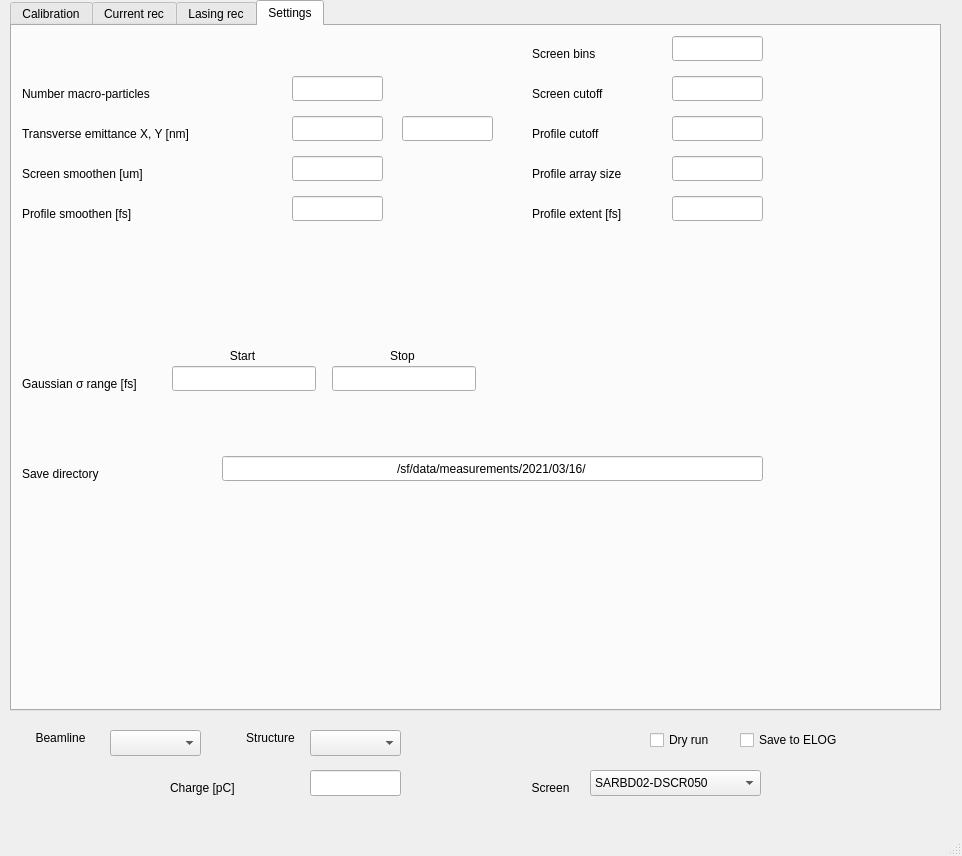
The window that gui.ui (pdijksta/PassiveWFMeasurement) describes before a commit, drawn with Qt 5.
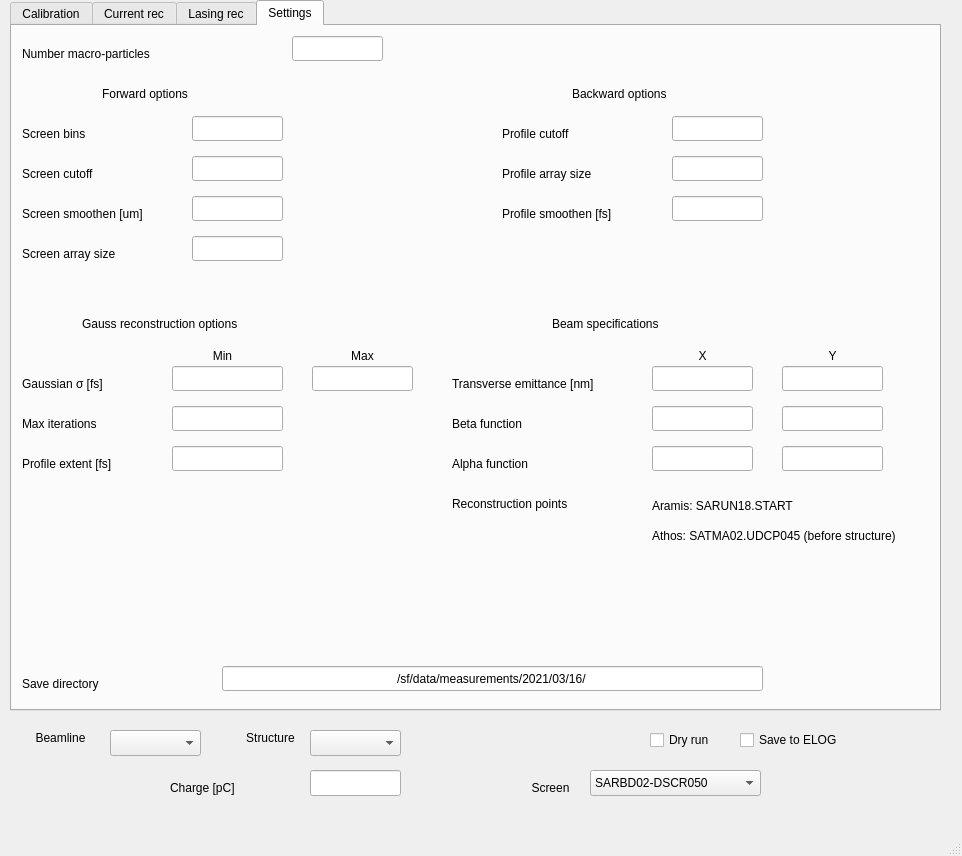
The same window after the commit.

```diff
--- a/gui.ui
+++ b/gui.ui
@@ -1775,22 +1775,22 @@
      <widget class="QLabel" name="label_9">
       <property name="geometry">
        <rect>
-        <x>10</x>
-        <y>100</y>
+        <x>440</x>
+        <y>350</y>
         <width>211</width>
         <height>16</height>
        </rect>
       </property>
       <property name="text">
-       <string>Transverse emittance X, Y [nm]</string>
+       <string>Transverse emittance [nm]</string>
       </property>
      </widget>
      <widget class="QLineEdit" name="TransEmittanceX">
       <property name="geometry">
        <rect>
-        <x>280</x>
-        <y>90</y>
-        <width>91</width>
+        <x>640</x>
+        <y>340</y>
+        <width>101</width>
         <height>25</height>
        </rect>
       </property>
@@ -1804,9 +1804,9 @@
      <widget class="QLineEdit" name="TransEmittanceY">
       <property name="geometry">
        <rect>
-        <x>390</x>
-        <y>90</y>
-        <width>91</width>
+        <x>770</x>
+        <y>340</y>
+        <width>101</width>
         <height>25</height>
        </rect>
       </property>
@@ -1821,22 +1821,6 @@
       <property name="geometry">
        <rect>
         <x>280</x>
-        <y>50</y>
-        <width>91</width>
-        <height>25</height>
-       </rect>
-      </property>
-      <property name="text">
-       <string/>
-      </property>
-      <property name="alignment">
-       <set>Qt::AlignCenter</set>
-      </property>
-     </widget>
-     <widget class="QLineEdit" name="ScreenBins">
-      <property name="geometry">
-       <rect>
-        <x>660</x>
         <y>10</y>
         <width>91</width>
         <height>25</height>
@@ -1849,11 +1833,27 @@
        <set>Qt::AlignCenter</set>
       </property>
      </widget>
+     <widget class="QLineEdit" name="ScreenBins">
+      <property name="geometry">
+       <rect>
+        <x>180</x>
+        <y>90</y>
+        <width>91</width>
+        <height>25</height>
+       </rect>
+      </property>
+      <property name="text">
+       <string/>
+      </property>
+      <property name="alignment">
+       <set>Qt::AlignCenter</set>
+      </property>
+     </widget>
      <widget class="QLabel" name="label_11">
       <property name="geometry">
        <rect>
-        <x>520</x>
-        <y>60</y>
+        <x>10</x>
+        <y>140</y>
         <width>161</width>
         <height>16</height>
        </rect>
@@ -1866,7 +1866,7 @@
       <property name="geometry">
        <rect>
         <x>10</x>
-        <y>140</y>
+        <y>180</y>
         <width>161</width>
         <height>16</height>
        </rect>
@@ -1879,7 +1879,7 @@
       <property name="geometry">
        <rect>
         <x>10</x>
-        <y>60</y>
+        <y>20</y>
         <width>161</width>
         <height>16</height>
        </rect>
@@ -1891,8 +1891,8 @@
      <widget class="QLabel" name="label_10">
       <property name="geometry">
        <rect>
-        <x>520</x>
-        <y>20</y>
+        <x>10</x>
+        <y>100</y>
         <width>161</width>
         <height>16</height>
        </rect>
@@ -1904,7 +1904,7 @@
      <widget class="QLabel" name="label_13">
       <property name="geometry">
        <rect>
-        <x>520</x>
+        <x>490</x>
         <y>100</y>
         <width>161</width>
         <height>16</height>
@@ -1917,7 +1917,7 @@
      <widget class="QLabel" name="label_14">
       <property name="geometry">
        <rect>
-        <x>520</x>
+        <x>490</x>
         <y>140</y>
         <width>161</width>
         <height>16</height>
@@ -1962,8 +1962,8 @@
      <widget class="QLineEdit" name="ScreenSmoothen">
       <property name="geometry">
        <rect>
-        <x>280</x>
-        <y>130</y>
+        <x>180</x>
+        <y>170</y>
         <width>91</width>
         <height>25</height>
        </rect>
@@ -1978,37 +1978,8 @@
      <widget class="QLineEdit" name="ScreenCutoff">
       <property name="geometry">
        <rect>
-        <x>660</x>
-        <y>50</y>
-        <width>91</width>
-        <height>25</height>
-       </rect>
-      </property>
-      <property name="text">
-       <string/>
-      </property>
-      <property name="alignment">
-       <set>Qt::AlignCenter</set>
-      </property>
-     </widget>
-     <widget class="QLabel" name="label_17">
-      <property name="geometry">
-       <rect>
-        <x>10</x>
-        <y>180</y>
-        <width>161</width>
-        <height>16</height>
-       </rect>
-      </property>
-      <property name="text">
-       <string>Profile smoothen [fs]</string>
-      </property>
-     </widget>
-     <widget class="QLineEdit" name="ProfileSmoothen">
-      <property name="geometry">
-       <rect>
-        <x>280</x>
-        <y>170</y>
+        <x>180</x>
+        <y>130</y>
         <width>91</width>
         <height>25</height>
        </rect>
@@ -2030,7 +2001,7 @@
        </rect>
       </property>
       <property name="text">
-       <string>Gaussian σ range [fs]</string>
+       <string>Gaussian σ [fs]</string>
       </property>
      </widget>
      <widget class="QLineEdit" name="SigTfsStart">
@@ -2038,7 +2009,7 @@
        <rect>
         <x>160</x>
         <y>340</y>
-        <width>144</width>
+        <width>111</width>
         <height>25</height>
        </rect>
       </property>
@@ -2054,12 +2025,12 @@
        <rect>
         <x>160</x>
         <y>320</y>
-        <width>141</width>
+        <width>101</width>
         <height>20</height>
        </rect>
       </property>
       <property name="text">
-       <string>Start</string>
+       <string>Min</string>
       </property>
       <property name="alignment">
        <set>Qt::AlignCenter</set>
@@ -2068,9 +2039,9 @@
      <widget class="QLineEdit" name="SigTfsStop">
       <property name="geometry">
        <rect>
-        <x>320</x>
+        <x>300</x>
         <y>340</y>
-        <width>144</width>
+        <width>101</width>
         <height>25</height>
        </rect>
       </property>
@@ -2084,14 +2055,14 @@
      <widget class="QLabel" name="label_34">
       <property name="geometry">
        <rect>
-        <x>320</x>
+        <x>300</x>
         <y>320</y>
-        <width>141</width>
+        <width>101</width>
         <height>20</height>
        </rect>
       </property>
       <property name="text">
-       <string>Stop</string>
+       <string>Max</string>
       </property>
       <property name="alignment">
        <set>Qt::AlignCenter</set>
@@ -2100,8 +2071,8 @@
      <widget class="QLabel" name="label_36">
       <property name="geometry">
        <rect>
-        <x>520</x>
-        <y>180</y>
+        <x>10</x>
+        <y>430</y>
         <width>121</width>
         <height>16</height>
        </rect>
@@ -2113,9 +2084,9 @@
      <widget class="QLineEdit" name="ProfileExtent">
       <property name="geometry">
        <rect>
-        <x>660</x>
-        <y>170</y>
-        <width>91</width>
+        <x>160</x>
+        <y>420</y>
+        <width>111</width>
         <height>25</height>
        </rect>
       </property>
@@ -2130,7 +2101,7 @@
       <property name="geometry">
        <rect>
         <x>10</x>
-        <y>440</y>
+        <y>650</y>
         <width>201</width>
         <height>16</height>
        </rect>
@@ -2143,7 +2114,7 @@
       <property name="geometry">
        <rect>
         <x>210</x>
-        <y>430</y>
+        <y>640</y>
         <width>541</width>
         <height>25</height>
        </rect>
@@ -2155,6 +2126,312 @@
        <set>Qt::AlignCenter</set>
       </property>
      </widget>
+     <widget class="QLabel" name="label_15">
+      <property name="geometry">
+       <rect>
+        <x>90</x>
+        <y>60</y>
+        <width>161</width>
+        <height>16</height>
+       </rect>
+      </property>
+      <property name="text">
+       <string>Forward options</string>
+      </property>
+     </widget>
+     <widget class="QLabel" name="label_16">
+      <property name="geometry">
+       <rect>
+        <x>10</x>
+        <y>220</y>
+        <width>161</width>
+        <height>16</height>
+       </rect>
+      </property>
+      <property name="text">
+       <string>Screen array size</string>
+      </property>
+     </widget>
+     <widget class="QLineEdit" name="ScreenSize">
+      <property name="geometry">
+       <rect>
+        <x>180</x>
+        <y>210</y>
+        <width>91</width>
+        <height>25</height>
+       </rect>
+      </property>
+      <property name="text">
+       <string/>
+      </property>
+      <property name="alignment">
+       <set>Qt::AlignCenter</set>
+      </property>
+     </widget>
+     <widget class="QLabel" name="label_18">
+      <property name="geometry">
+       <rect>
+        <x>560</x>
+        <y>60</y>
+        <width>161</width>
+        <height>16</height>
+       </rect>
+      </property>
+      <property name="text">
+       <string>Backward options</string>
+      </property>
+     </widget>
+     <widget class="QLabel" name="label_24">
+      <property name="geometry">
+       <rect>
+        <x>490</x>
+        <y>180</y>
+        <width>161</width>
+        <height>16</height>
+       </rect>
+      </property>
+      <property name="text">
+       <string>Profile smoothen [fs]</string>
+      </property>
+     </widget>
+     <widget class="QLineEdit" name="ProfileSmoothen">
+      <property name="geometry">
+       <rect>
+        <x>660</x>
+        <y>170</y>
+        <width>91</width>
+        <height>25</height>
+       </rect>
+      </property>
+      <property name="text">
+       <string/>
+      </property>
+      <property name="alignment">
+       <set>Qt::AlignCenter</set>
+      </property>
+     </widget>
+     <widget class="QLabel" name="label_17">
+      <property name="geometry">
+       <rect>
+        <x>70</x>
+        <y>290</y>
+        <width>191</width>
+        <height>16</height>
+       </rect>
+      </property>
+      <property name="text">
+       <string>Gauss reconstruction options</string>
+      </property>
+     </widget>
+     <widget class="QLabel" name="label_35">
+      <property name="geometry">
+       <rect>
+        <x>10</x>
+        <y>390</y>
+        <width>161</width>
+        <height>16</height>
+       </rect>
+      </property>
+      <property name="text">
+       <string>Max iterations</string>
+      </property>
+     </widget>
+     <widget class="QLineEdit" name="GaussReconMaxIter">
+      <property name="geometry">
+       <rect>
+        <x>160</x>
+        <y>380</y>
+        <width>111</width>
+        <height>25</height>
+       </rect>
+      </property>
+      <property name="text">
+       <string/>
+      </property>
+      <property name="alignment">
+       <set>Qt::AlignCenter</set>
+      </property>
+     </widget>
+     <widget class="QLabel" name="label_25">
+      <property name="geometry">
+       <rect>
+        <x>540</x>
+        <y>290</y>
+        <width>191</width>
+        <height>16</height>
+       </rect>
+      </property>
+      <property name="text">
+       <string>Beam specifications</string>
+      </property>
+     </widget>
+     <widget class="QLabel" name="label_38">
+      <property name="geometry">
+       <rect>
+        <x>640</x>
+        <y>320</y>
+        <width>101</width>
+        <height>20</height>
+       </rect>
+      </property>
+      <property name="text">
+       <string>X</string>
+      </property>
+      <property name="alignment">
+       <set>Qt::AlignCenter</set>
+      </property>
+     </widget>
+     <widget class="QLabel" name="label_39">
+      <property name="geometry">
+       <rect>
+        <x>770</x>
+        <y>320</y>
+        <width>101</width>
+        <height>20</height>
+       </rect>
+      </property>
+      <property name="text">
+       <string>Y</string>
+      </property>
+      <property name="alignment">
+       <set>Qt::AlignCenter</set>
+      </property>
+     </widget>
+     <widget class="QLabel" name="label_26">
+      <property name="geometry">
+       <rect>
+        <x>440</x>
+        <y>390</y>
+        <width>141</width>
+        <height>16</height>
+       </rect>
+      </property>
+      <property name="text">
+       <string>Beta function</string>
+      </property>
+     </widget>
+     <widget class="QLineEdit" name="BetaY">
+      <property name="geometry">
+       <rect>
+        <x>770</x>
+        <y>380</y>
+        <width>101</width>
+        <height>25</height>
+       </rect>
+      </property>
+      <property name="text">
+       <string/>
+      </property>
+      <property name="alignment">
+       <set>Qt::AlignCenter</set>
+      </property>
+     </widget>
+     <widget class="QLineEdit" name="BetaX">
+      <property name="geometry">
+       <rect>
+        <x>640</x>
+        <y>380</y>
+        <width>101</width>
+        <height>25</height>
+       </rect>
+      </property>
+      <property name="text">
+       <string/>
+      </property>
+      <property name="alignment">
+       <set>Qt::AlignCenter</set>
+      </property>
+     </widget>
+     <widget class="QLineEdit" name="AlphaX">
+      <property name="geometry">
+       <rect>
+        <x>640</x>
+        <y>420</y>
+        <width>101</width>
+        <height>25</height>
+       </rect>
+      </property>
+      <property name="text">
+       <string/>
+      </property>
+      <property name="alignment">
+       <set>Qt::AlignCenter</set>
+      </property>
+     </widget>
+     <widget class="QLabel" name="label_27">
+      <property name="geometry">
+       <rect>
+        <x>440</x>
+        <y>430</y>
+        <width>141</width>
+        <height>16</height>
+       </rect>
+      </property>
+      <property name="text">
+       <string>Alpha function</string>
+      </property>
+     </widget>
+     <widget class="QLineEdit" name="AlphaY">
+      <property name="geometry">
+       <rect>
+        <x>770</x>
+        <y>420</y>
+        <width>101</width>
+        <height>25</height>
+       </rect>
+      </property>
+      <property name="text">
+       <string/>
+      </property>
+      <property name="alignment">
+       <set>Qt::AlignCenter</set>
+      </property>
+     </widget>
+     <widget class="QLabel" name="label_28">
+      <property name="geometry">
+       <rect>
+        <x>440</x>
+        <y>470</y>
+        <width>191</width>
+        <height>16</height>
+       </rect>
+      </property>
+      <property name="text">
+       <string>Reconstruction points</string>
+      </property>
+     </widget>
+     <widget class="QLabel" name="label_42">
+      <property name="geometry">
+       <rect>
+        <x>640</x>
+        <y>470</y>
+        <width>171</width>
+        <height>20</height>
+       </rect>
+      </property>
+      <property name="text">
+       <string>Aramis: SARUN18.START </string>
+      </property>
+      <property name="alignment">
+       <set>Qt::AlignLeading|Qt::AlignLeft|Qt::AlignVCenter</set>
+      </property>
+     </widget>
+     <widget class="QLabel" name="label_43">
+      <property name="geometry">
+       <rect>
+        <x>640</x>
+        <y>500</y>
+        <width>281</width>
+        <height>20</height>
+       </rect>
+      </property>
+      <property name="text">
+       <string>Athos: SATMA02.UDCP045 (before structure)</string>
+      </property>
+      <property name="alignment">
+       <set>Qt::AlignLeading|Qt::AlignLeft|Qt::AlignVCenter</set>
+      </property>
+     </widget>
     </widget>
    </widget>
    <widget class="QComboBox" name="StructureSelect">
```
Left out of the diff: 6 changed lines with no effect on the pictures.
